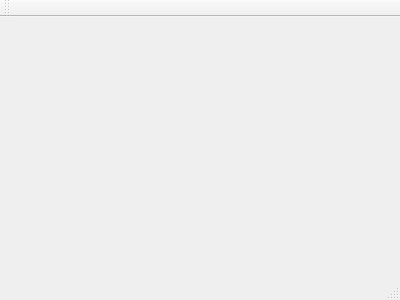
lubyk/lubyk, file mimas/ui/MimasWindow.ui: the form before one commit.
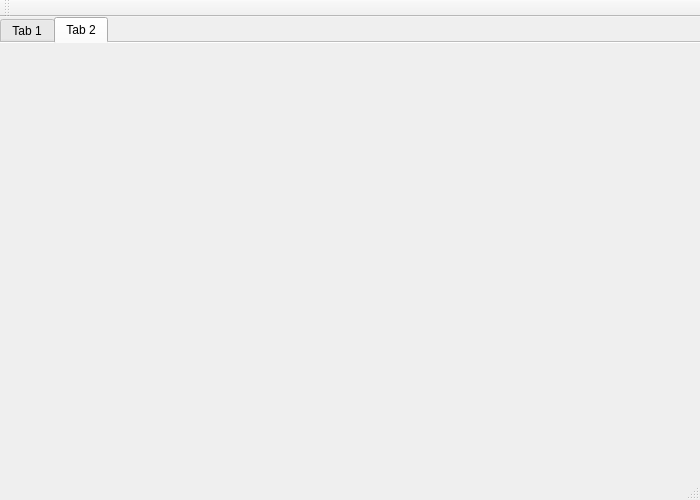
The form after the commit.

Commit message: Using @dub to get binding options, simple mimas build with an mdns browser.

Patch:
```diff
--- a/mimas/ui/MimasWindow.ui
+++ b/mimas/ui/MimasWindow.ui
@@ -1,24 +1,78 @@
 <ui version="4.0">
  <class>MimasWindow</class>
- <widget class="QMainWindow" name="MimasWindow" >
-  <property name="geometry" >
+ <widget class="QMainWindow" name="MimasWindow">
+  <property name="geometry">
    <rect>
     <x>0</x>
     <y>0</y>
-    <width>400</width>
-    <height>300</height>
+    <width>700</width>
+    <height>500</height>
    </rect>
   </property>
   <property name="windowTitle" >
    <string>MimasWindow</string>
   </property>
-  <widget class="QMenuBar" name="menuBar" />
-  <widget class="QToolBar" name="mainToolBar" />
-  <widget class="QWidget" name="centralWidget" />
-  <widget class="QStatusBar" name="statusBar" />
+  <widget class="QWidget" name="centralWidget">
+   <widget class="QTabWidget" name="tabWidget">
+    <property name="enabled">
+     <bool>true</bool>
+    </property>
+    <property name="geometry">
+     <rect>
+      <x>0</x>
+      <y>0</y>
+      <width>700</width>
+      <height>500</height>
+     </rect>
+    </property>
+    <property name="tabPosition">
+     <enum>QTabWidget::North</enum>
+    </property>
+    <property name="tabShape">
+     <enum>QTabWidget::Rounded</enum>
+    </property>
+    <property name="currentIndex">
+     <number>1</number>
+    </property>
+    <property name="usesScrollButtons">
+     <bool>false</bool>
+    </property>
+    <property name="documentMode">
+     <bool>true</bool>
+    </property>
+    <widget class="QWidget" name="tab">
+     <attribute name="title">
+      <string>Tab 1</string>
+     </attribute>
+    </widget>
+    <widget class="QWidget" name="tab_2">
+     <attribute name="title">
+      <string>Tab 2</string>
+     </attribute>
+    </widget>
+   </widget>
+  </widget>
+  <widget class="QMenuBar" name="menuBar">
+   <property name="geometry">
+    <rect>
+     <x>0</x>
+     <y>0</y>
+     <width>700</width>
+     <height>22</height>
+    </rect>
+   </property>
+  </widget>
+  <widget class="QToolBar" name="mainToolBar">
+   <attribute name="toolBarArea">
+    <enum>TopToolBarArea</enum>
+   </attribute>
+   <attribute name="toolBarBreak">
+    <bool>false</bool>
+   </attribute>
+  </widget>
+  <widget class="QStatusBar" name="statusBar"/>
  </widget>
- <layoutDefault spacing="6" margin="11" />
- <pixmapfunction></pixmapfunction>
+ <layoutdefault spacing="6" margin="11"/>
  <resources/>
  <connections/>
 </ui>
```
Left out of the diff: 3 changed lines with no effect on the pictures. The commit also changes 19 other files.
